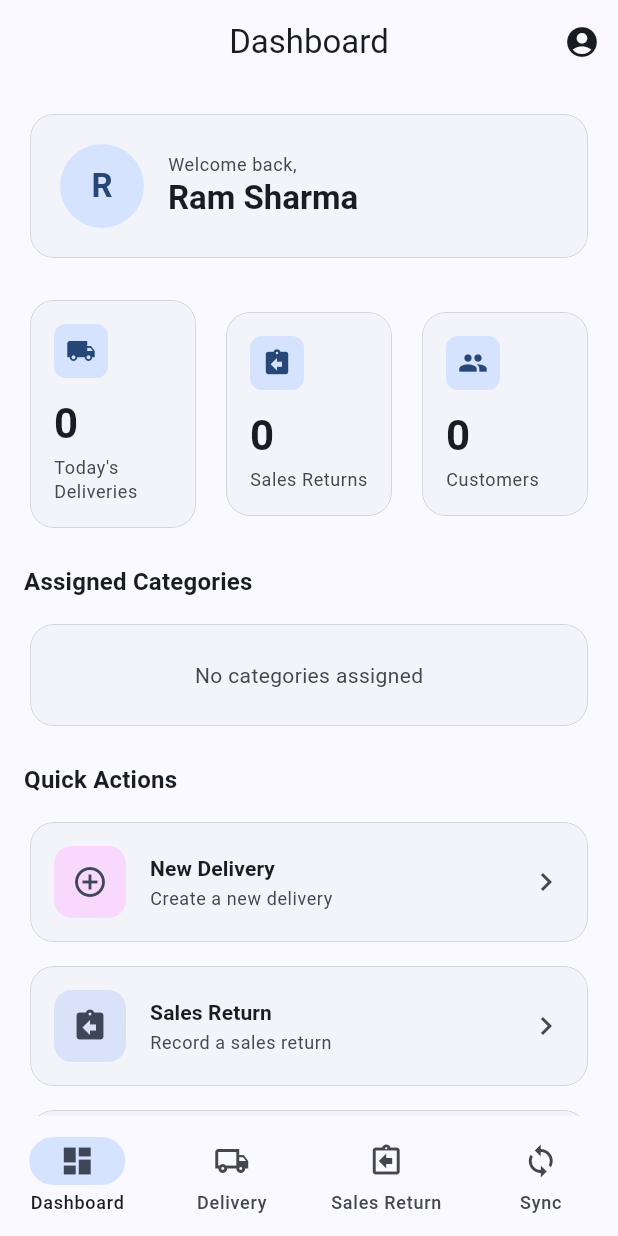
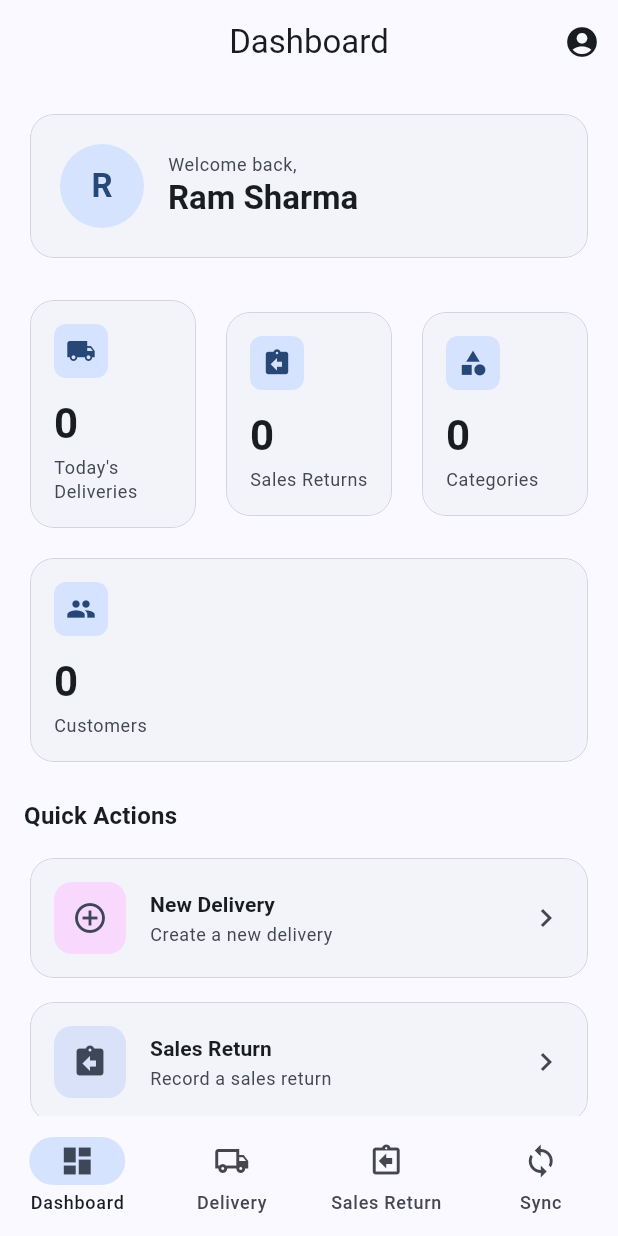
Before and after one commit to sarishmaghale/POSDelivery, a Flutter app: the screen it shows after launch, on a phone screen of 412 x 824 dp. Run offline on Flutter 3.47's test engine with Material 3 defaults, Android fonts, the phone set to English and light mode, and no system bars; our stand-ins replace cached_network_image, connectivity_plus, dio, flutter_cache_manager, flutter_riverpod, go_router and 1 more; accounts and stored records are empty; network calls fail; key blocks and very long unbroken strings in the code were emptied for the run.

Commit message:
updated UI

```diff
--- a/lib/features/dashboard/screen/dashboard_screen.dart
+++ b/lib/features/dashboard/screen/dashboard_screen.dart
@@ -3,7 +3,6 @@ import 'package:flutter_riverpod/flutter_riverpod.dart';
 import 'package:go_router/go_router.dart';
 
 import '../provider/dashboard_provider.dart';
-import '../widgets/category_card.dart';
 import '../widgets/quick_action_card.dart';
 import '../widgets/stat_card.dart';
 
@@ -46,15 +45,6 @@ class _DashboardScreenState extends ConsumerState<DashboardScreen> {
             _buildDriverHeader(state, theme),
             const SizedBox(height: 20),
             _buildStatsRow(state, theme),
-            const SizedBox(height: 20),
-            Text(
-              'Assigned Categories',
-              style: theme.textTheme.titleMedium?.copyWith(
-                fontWeight: FontWeight.w600,
-              ),
-            ),
-            const SizedBox(height: 12),
-            _buildCategoriesGrid(state, theme),
             const SizedBox(height: 20),
             Text(
               'Quick Actions',
@@ -116,7 +106,9 @@ class _DashboardScreenState extends ConsumerState<DashboardScreen> {
   }
 
   Widget _buildStatsRow(DashboardState state, ThemeData theme) {
-    return Row(
+    return Column(
+      children: [
+        Row(
           children: [
             Expanded(
               child: StatCard(
@@ -138,6 +130,19 @@ class _DashboardScreenState extends ConsumerState<DashboardScreen> {
             const SizedBox(width: 12),
             Expanded(
               child: StatCard(
+                title: 'Categories',
+                value: state.categories.length.toString(),
+                icon: Icons.category,
+                onTap: () => context.go('/delivery'),
+              ),
+            ),
+          ],
+        ),
+        const SizedBox(height: 12),
+        Row(
+          children: [
+            Expanded(
+              child: StatCard(
                 title: 'Customers',
                 value: state.assignedCustomersCount.toString(),
                 icon: Icons.people,
@@ -145,42 +150,8 @@ class _DashboardScreenState extends ConsumerState<DashboardScreen> {
               ),
             ),
           ],
-    );
-  }
-
-  Widget _buildCategoriesGrid(DashboardState state, ThemeData theme) {
-    if (state.categories.isEmpty) {
-      return Card(
-        child: Padding(
-          padding: const EdgeInsets.all(24),
-          child: Center(
-            child: Text(
-              'No categories assigned',
-              style: theme.textTheme.bodyMedium?.copyWith(
-                color: theme.colorScheme.onSurfaceVariant,
         ),
-            ),
-          ),
-        ),
-      );
-    }
-
-    return GridView.builder(
-      shrinkWrap: true,
-      physics: const NeverScrollableScrollPhysics(),
-      gridDelegate: const SliverGridDelegateWithFixedCrossAxisCount(
-        crossAxisCount: 3,
-        crossAxisSpacing: 12,
-        mainAxisSpacing: 12,
-        childAspectRatio: 1.0,
-      ),
-      itemCount: state.categories.length,
-      itemBuilder: (context, index) {
-        return CategoryCard(
-          category: state.categories[index],
-          onTap: () => context.go('/delivery'),
-        );
-      },
+      ],
     );
   }
 
--- a/lib/features/delivery/screen/cart_screen.dart
+++ b/lib/features/delivery/screen/cart_screen.dart
@@ -271,6 +271,10 @@ class _CartItemCardState extends State<_CartItemCard> {
                         style: theme.textTheme.bodyMedium?.copyWith(
                           fontWeight: FontWeight.w600,
                         ),
+                        onChanged: (value) {
+                          final qty = double.tryParse(value) ?? 0;
+                          widget.onQuantityChanged(qty);
+                        },
                         onSubmitted: (_) => _applyQty(),
                       ),
                   ),
--- a/lib/repositories/product_repository.dart
+++ b/lib/repositories/product_repository.dart
@@ -135,7 +135,7 @@ class ProductRepository {
     final effectiveStock = (newStock).clamp(0, double.infinity);
     await _db.update(
       'product',
-      {'stock': (effectiveStock <= 0 ? 20 : effectiveStock)},
+      {'stock': effectiveStock},
       where: 'server_id = ?',
       whereArgs: [productId],
     );
```
Also changed, not shown: lib/features/delivery/screen/delivery_screen.dart (+9 -1 lines), lib/features/estimate/screen/estimate_screen.dart (+10 -1 lines), lib/repositories/stock_repository.dart (+0 -7 lines). Lines whose indentation alone changed are shown as unchanged.
